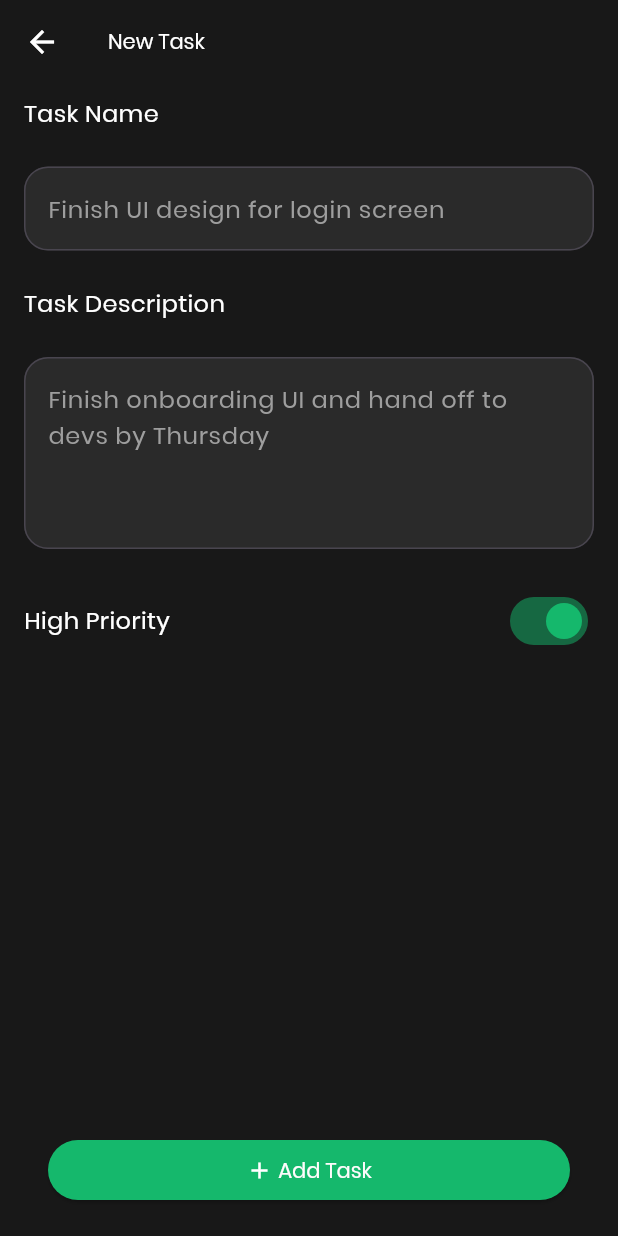
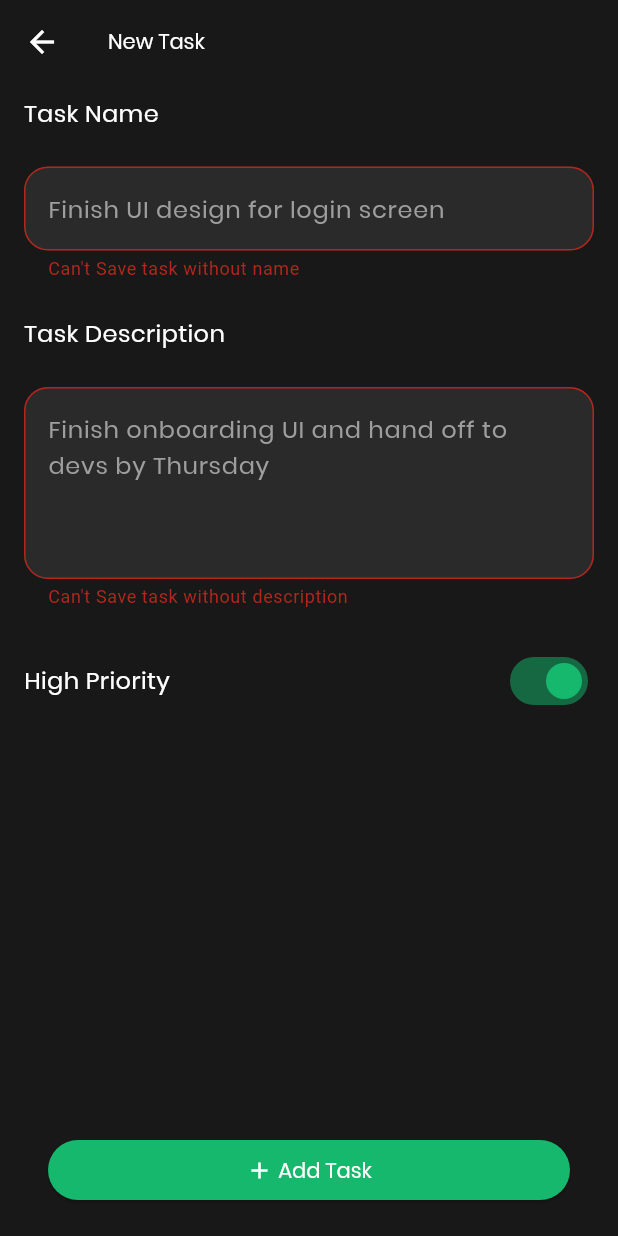
Before and after one commit to manaltaha555/Tasky, a Flutter app: the TaskPage screen opened directly, after a tap on "Add Task", on a phone screen of 412 x 824 dp. Run offline on Flutter 3.47's test engine with Material 3 defaults, Android fonts, the phone set to English and light mode, and no system bars; our stand-ins replace flutter_svg.

```diff
--- a/lib/controller/task_controller.dart
+++ b/lib/controller/task_controller.dart
@@ -7,13 +7,13 @@ class TaskController with ChangeNotifier {
 
   List<TaskModel> get getTasks => _tasks;
 
-  void addTask(String taskName, String taskDescription){
+  void addTask(String taskName, String taskDescription,){
     _tasks.add(TaskModel(taskName: taskName, taskDescription: taskDescription, isFinished: false));
     notifyListeners();
   }
 
-  void changeTask(TaskModel task){
-    task.isFinished = !task.isFinished;
+  void changeTask(TaskModel task, bool? value){
+    task.isFinished = value!;
     notifyListeners();
   }
 
--- a/lib/themes/button_theme.dart
+++ b/lib/themes/button_theme.dart
@@ -4,6 +4,6 @@ class MyButtonTheme{
   static final myElevatedButtonTheme = ElevatedButtonThemeData(style: ElevatedButton.styleFrom(
     backgroundColor: Color(0XFF15B86C),
     foregroundColor: Colors.white,
-    padding: EdgeInsets.symmetric(vertical: 10),
+    padding: EdgeInsets.symmetric(vertical: 10, horizontal: 16),
   ));
 }
--- a/lib/view/pages/task_page.dart
+++ b/lib/view/pages/task_page.dart
@@ -1,4 +1,6 @@
 import 'package:flutter/material.dart';
+import 'package:provider/provider.dart';
+import 'package:todoapp/controller/task_controller.dart';
 import 'package:todoapp/view/components/custom_text_form_field.dart';
 
 class TaskPage extends StatefulWidget {
@@ -11,6 +13,7 @@ class TaskPage extends StatefulWidget {
 class _TaskPageState extends State<TaskPage> {
   final TextEditingController taskName = TextEditingController();
   final TextEditingController taskDescription = TextEditingController();
+  GlobalKey<FormState> formKey = GlobalKey<FormState>();
   bool isActive = true;
 
   @override
@@ -19,6 +22,8 @@ class _TaskPageState extends State<TaskPage> {
       appBar: AppBar(title: Text("New Task")),
       body: Padding(
         padding: const EdgeInsets.symmetric(horizontal: 16),
+        child: Form(
+          key: formKey,
           child: Column(
             children: [
               Expanded(
@@ -31,6 +36,13 @@ class _TaskPageState extends State<TaskPage> {
                           controller: taskName,
                           text: "Task Name",
                           hintText: "Finish UI design for login screen",
+                          validator: (value) {
+                            if (value!.isEmpty) {
+                              return "Can't Save task without name";
+                            } else {
+                              return null;
+                            }
+                          },
                         ),
                       ),
                       CustomTextFormField(
@@ -39,6 +51,13 @@ class _TaskPageState extends State<TaskPage> {
                         maxLine: 4,
                         hintText:
                             "Finish onboarding UI and hand off to devs by Thursday",
+                        validator: (value) {
+                          if (value!.isEmpty) {
+                            return "Can't Save task without description";
+                          } else {
+                            return null;
+                          }
+                        },
                       ),
                       Row(
                         mainAxisAlignment: MainAxisAlignment.spaceBetween,
@@ -62,11 +81,21 @@ class _TaskPageState extends State<TaskPage> {
                   ),
                 ),
               ),
-
               Padding(
-              padding: const EdgeInsets.symmetric(vertical: 20, horizontal: 16),
+                padding: const EdgeInsets.symmetric(
+                  vertical: 20,
+                  horizontal: 16,
+                ),
                 child: ElevatedButton(
-                onPressed: () {},
+                  onPressed: () {
+                    if (formKey.currentState!.validate()) {
+                      Provider.of<TaskController>(
+                        context,
+                        listen: false,
+                      ).addTask(taskName.text, taskDescription.text);
+                      Navigator.of(context).pop();
+                    }
+                  },
                   child: Row(
                     mainAxisAlignment: MainAxisAlignment.center,
                     children: [
@@ -82,6 +111,7 @@ class _TaskPageState extends State<TaskPage> {
             ],
           ),
         ),
+      ),
     );
   }
 }
```
Also changed, not shown: lib/view/pages/home_page.dart (+62 -3 lines). Lines whose indentation alone changed are shown as unchanged.
